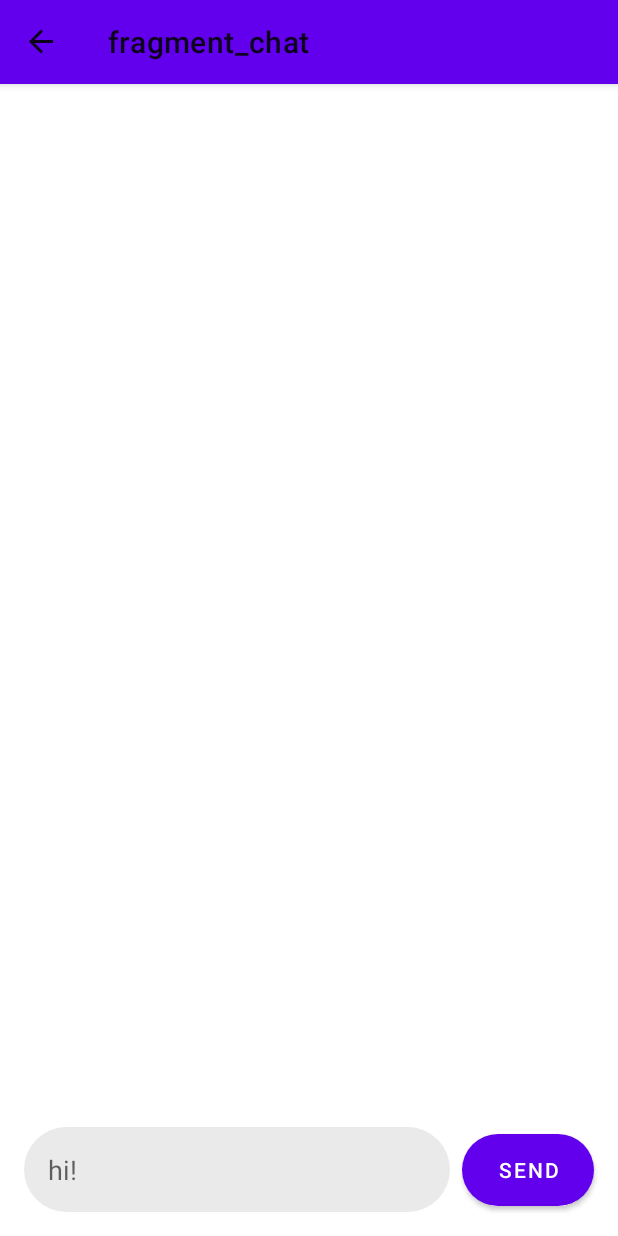
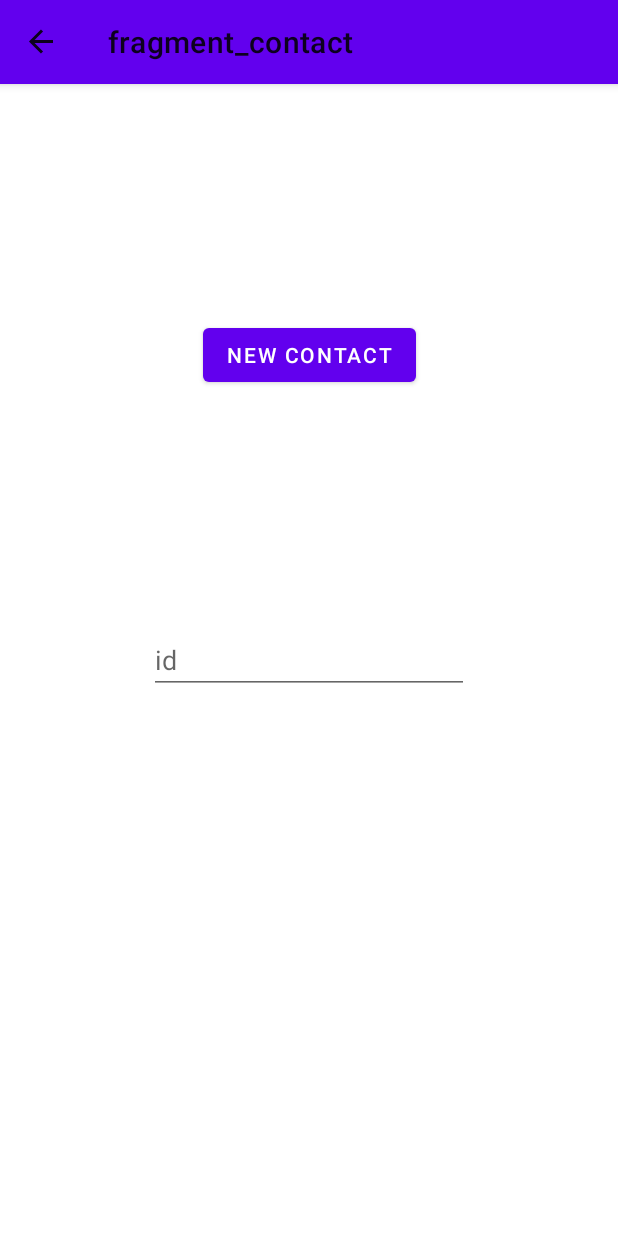
Before and after one commit to Murat-Arslan-46/Chat-Arneca, an Android app: the screen it shows after launch once a user with an empty profile is signed in (MainActivity), after a tap on "NEW CHAT", on a phone screen of 412 x 824 dp. Run offline under Robolectric (Android 15) with nearby library versions, the phone set to English and light mode, and no system bars; our stand-ins replace Firebase (no records; nobody signed in at launch, a user with empty details on screens opened directly), Room's generated code, navigation-ui; libraries missing offline, so code that uses them is left out: java.security.acl; Roboto replaces fonts that are not available here.

Commit message:
data transfer optimize, contract fragment and chatDB create

```diff
--- a/app/src/main/java/com/marslan/chatarneca/LoginActivity.kt
+++ b/app/src/main/java/com/marslan/chatarneca/LoginActivity.kt
@@ -7,9 +7,11 @@ import android.os.Handler
 import android.os.Looper
 import android.util.Log
 import android.view.View
+import androidx.lifecycle.Observer
 import androidx.lifecycle.ViewModelProvider
 import com.google.firebase.auth.FirebaseAuth
 import com.marslan.chatarneca.data.SharedViewModel
+import com.marslan.chatarneca.data.chatdb.EntityChat
 import com.marslan.chatarneca.databinding.ActivityLoginBinding
 
 class LoginActivity : AppCompatActivity() {
--- a/app/src/main/java/com/marslan/chatarneca/MainActivity.kt
+++ b/app/src/main/java/com/marslan/chatarneca/MainActivity.kt
@@ -23,5 +23,4 @@ class MainActivity : AppCompatActivity() {
         setupActionBarWithNavController(navController, appBarConfiguration)
 
     }
-
 }
--- a/app/src/main/java/com/marslan/chatarneca/data/Chat.kt
+++ /dev/null
@@ -1,10 +0,0 @@
-package com.marslan.chatarneca.data
-
-import com.marslan.chatarneca.data.messagedb.EntityMessage
-
-data class Chat(
-    val id: String = "-1",
-    val userList: ArrayList<String> = arrayListOf(),
-    val messageList: ArrayList<EntityMessage> = arrayListOf(),
-    var name: String = ""
-)
--- /dev/null
+++ b/app/src/main/java/com/marslan/chatarneca/data/SharedDao.kt
@@ -0,0 +1,28 @@
+package com.marslan.chatarneca.data
+
+import androidx.lifecycle.LiveData
+import androidx.room.*
+import com.marslan.chatarneca.data.chatdb.EntityChat
+import com.marslan.chatarneca.data.messagedb.EntityMessage
+
+@Dao
+interface SharedDao {
+
+    @Insert(entity =EntityMessage::class,onConflict = OnConflictStrategy.IGNORE)
+    suspend fun newMessage(entityMessage : EntityMessage)
+
+    @Delete
+    fun DeleteMessage(entityMessage: EntityMessage)
+
+    @Query("select * from messageDB where chatID in (:mid)")
+    fun getChatMessage(mid: Int) : LiveData<List<EntityMessage>>
+
+    @Query("select * from chatDB")
+    fun getChat() : LiveData<List<EntityChat>>
+
+    @Insert(entity = EntityChat::class,onConflict = OnConflictStrategy.IGNORE)
+    suspend fun newChat(entityChat: EntityChat)
+
+    @Query("update chatDB set lastMessage = :msg , lastDate = :date where chatID in (:id)")
+    fun updateChat(msg : String, date: String, id: Int)
+}
--- a/app/src/main/java/com/marslan/chatarneca/data/messagedb/MessageDatabase.kt
+++ b/app/src/main/java/com/marslan/chatarneca/data/SharedDatabase.kt
@@ -1,20 +1,22 @@
-package com.marslan.chatarneca.data.messagedb
+package com.marslan.chatarneca.data
 
 import android.content.Context
 import androidx.room.Database
 import androidx.room.Room
 import androidx.room.RoomDatabase
+import com.marslan.chatarneca.data.chatdb.EntityChat
+import com.marslan.chatarneca.data.messagedb.EntityMessage
 
-@Database(entities = [EntityMessage::class], version = 1)
-abstract class MessageDatabase : RoomDatabase() {
+@Database(entities = [EntityMessage::class, EntityChat::class], version = 1)
+abstract class SharedDatabase : RoomDatabase() {
 
-    abstract fun messageDao(): MessageDao
+    abstract fun messageDao(): SharedDao
 
     companion object {
         @Volatile
-        private var INSTANCE: MessageDatabase? = null
+        private var INSTANCE: SharedDatabase? = null
 
-        fun getDatabase(context: Context): MessageDatabase {
+        fun getDatabase(context: Context): SharedDatabase {
             val temp = INSTANCE
             if(temp != null){
                 return temp
@@ -22,8 +24,8 @@ abstract class MessageDatabase : RoomDatabase() {
             synchronized(this){
                 val instance = Room.databaseBuilder(
                     context.applicationContext,
-                    MessageDatabase::class.java,
-                    "chat_arneca_db"
+                    SharedDatabase::class.java,
+                    "arneca_chat_db"
                 ).build()
                 INSTANCE = instance
                 return instance
--- a/app/src/main/java/com/marslan/chatarneca/data/SharedViewModel.kt
+++ b/app/src/main/java/com/marslan/chatarneca/data/SharedViewModel.kt
@@ -9,33 +9,38 @@ import com.google.firebase.auth.ktx.auth
 import com.google.firebase.database.FirebaseDatabase
 import com.google.firebase.database.ktx.database
 import com.google.firebase.ktx.Firebase
+import com.marslan.chatarneca.data.chatdb.EntityChat
 import com.marslan.chatarneca.data.messagedb.EntityMessage
-import com.marslan.chatarneca.data.messagedb.MessageDatabase
-import com.marslan.chatarneca.data.messagedb.MessageRepository
 import kotlinx.coroutines.Dispatchers
 import kotlinx.coroutines.launch
 
 class SharedViewModel(application: Application): AndroidViewModel(application) {
-    private val readAllData: LiveData<List<EntityMessage>>
-    private val repository : MessageRepository
+    private val readAllChat: LiveData<List<EntityChat>>
+    private val repository : SharedRepository
     private val auth : FirebaseAuth
     private val db : FirebaseDatabase
-    private var chatID : String
+    private var chat : EntityChat
+
     init {
-        val messageDao = MessageDatabase.getDatabase(application).messageDao()
-        repository = MessageRepository(messageDao)
-        readAllData = repository.readAllData
+        val messageDao = SharedDatabase.getDatabase(application).messageDao()
+        repository = SharedRepository(messageDao)
+        readAllChat = repository.readAllChat
         auth = Firebase.auth
         db = Firebase.database
-        chatID = "-1"
+        chat = EntityChat()
     }
     fun getAuth() = auth
+
     fun getDB() = db
-    fun getChat() = chatID
-    fun setChat(id : String){ chatID = id }
-    fun newMessage(entityMessage: EntityMessage){
+
+    fun getChat() = chat
+    fun setChat(newChat : EntityChat){ chat = newChat }
+
+    fun getMessage(id: Int) = repository.getChatMessage(id)
+    fun newMessage(entityMessage: EntityMessage,toID: String){
         viewModelScope.launch(Dispatchers.IO) {
-            repository.newMessage(entityMessage)
+            repository.newMessage(entityMessage,toID)
         }
     }
+    fun getChatList() = readAllChat
 }
--- /dev/null
+++ b/app/src/main/java/com/marslan/chatarneca/data/chatdb/EntityChat.kt
@@ -0,0 +1,14 @@
+package com.marslan.chatarneca.data.chatdb
+
+import androidx.room.Entity
+import androidx.room.PrimaryKey
+
+@Entity(tableName = "chatDB")
+data class EntityChat(
+    @PrimaryKey(autoGenerate = true)
+    val chatID: Int = -1,
+    val chatName: String = "chat",
+    val toID: String = "null",
+    val lastMessage: String = "hi!",
+    val lastDate: String = "00:00"
+)
--- a/app/src/main/java/com/marslan/chatarneca/data/messagedb/EntityMessage.kt
+++ b/app/src/main/java/com/marslan/chatarneca/data/messagedb/EntityMessage.kt
@@ -12,4 +12,5 @@ data class EntityMessage(
     val date: String = "00/00/00 00:00",
     val fromID: String = "0",
     val chatID: Int = 1,
+    val isRead: Boolean = false
 )
--- a/app/src/main/java/com/marslan/chatarneca/data/messagedb/MessageDao.kt
+++ /dev/null
@@ -1,18 +0,0 @@
-package com.marslan.chatarneca.data.messagedb
-
-import androidx.lifecycle.LiveData
-import androidx.room.*
-
-@Dao
-interface MessageDao {
-
-    @Insert(onConflict = OnConflictStrategy.IGNORE)
-    suspend fun newMessage(entityMessage : EntityMessage)
-
-    @Delete
-    fun DeleteMessage(entityMessage: EntityMessage)
-
-    @Query("select * from messageDB")
-    fun readAllData() : LiveData<List<EntityMessage>>
-
-}
--- a/app/src/main/java/com/marslan/chatarneca/data/messagedb/MessageRepository.kt
+++ /dev/null
@@ -1,11 +0,0 @@
-package com.marslan.chatarneca.data.messagedb
-
-import androidx.lifecycle.LiveData
-
-class MessageRepository(private val messageDao: MessageDao) {
-    val readAllData : LiveData<List<EntityMessage>> = messageDao.readAllData()
-
-    suspend fun newMessage(entityMessage: EntityMessage){
-        messageDao.newMessage(entityMessage)
-    }
-}
--- /dev/null
+++ b/app/src/main/java/com/marslan/chatarneca/fragments/contact/ContactFragment.kt
@@ -0,0 +1,40 @@
+package com.marslan.chatarneca.fragments.contact
+
+import android.os.Bundle
+import android.view.LayoutInflater
+import android.view.View
+import android.view.ViewGroup
+import androidx.fragment.app.Fragment
+import androidx.lifecycle.ViewModelProvider
+import androidx.navigation.fragment.findNavController
+import com.marslan.chatarneca.R
+import com.marslan.chatarneca.data.SharedViewModel
+import com.marslan.chatarneca.data.chatdb.EntityChat
+import com.marslan.chatarneca.databinding.FragmentContactBinding
+
+class ContactFragment : Fragment() {
+
+    private lateinit var binding: FragmentContactBinding
+    private lateinit var viewModel: SharedViewModel
+
+    override fun onCreateView(
+        inflater: LayoutInflater,
+        container: ViewGroup?,
+        savedInstanceState: Bundle?
+    ): View {
+        super.onCreateView(inflater, container, savedInstanceState)
+        binding = FragmentContactBinding.inflate(inflater, container, false)
+        viewModel = ViewModelProvider(requireActivity()).get(SharedViewModel::class.java)
+        binding.newContact.setOnClickListener {
+            if(binding.newId.text.isNotEmpty()) {
+                val randID = (1000..9999).random()
+                val name = "chat"
+                val chat = EntityChat(randID,name,binding.newId.text.toString())
+                viewModel.setChat(chat)
+                findNavController().navigate(R.id.action_contactFragment_to_chatFragment)
+            }
+        }
+
+        return binding.root
+    }
+}
--- a/app/src/main/java/com/marslan/chatarneca/fragments/main/MainAdapter.kt
+++ b/app/src/main/java/com/marslan/chatarneca/fragments/main/MainAdapter.kt
@@ -2,15 +2,19 @@ package com.marslan.chatarneca.fragments.main
 
 import android.view.LayoutInflater
 import android.view.ViewGroup
+import androidx.lifecycle.ViewModelProvider
 import androidx.recyclerview.widget.DiffUtil
 import androidx.recyclerview.widget.ListAdapter
 import androidx.recyclerview.widget.RecyclerView
-import com.marslan.chatarneca.data.Chat
+import com.marslan.chatarneca.data.SharedRepository
+import com.marslan.chatarneca.data.SharedViewModel
+import com.marslan.chatarneca.data.chatdb.EntityChat
 import com.marslan.chatarneca.data.messagedb.EntityMessage
 import com.marslan.chatarneca.databinding.ItemChatListBinding
+import java.security.acl.Owner
 
-class MainAdapter(private val clickListener: (String) -> Unit ) :
-    ListAdapter<Chat, RecyclerView.ViewHolder>(ItemCallBack()) {
+class MainAdapter(private val clickListener: (EntityChat) -> Unit ) :
+    ListAdapter<EntityChat, RecyclerView.ViewHolder>(ItemCallBack()) {
     override fun onCreateViewHolder(parent: ViewGroup, viewType: Int): RecyclerView.ViewHolder {
         val inflate = LayoutInflater.from(parent.context)
         val binding = ItemChatListBinding.inflate(inflate, parent, false)
@@ -18,28 +22,22 @@ class MainAdapter(private val clickListener: (String) -> Unit ) :
     }
 
     override fun onBindViewHolder(holder: RecyclerView.ViewHolder, position: Int) {
-        (holder as ChatViewHolder).bind(position, clickListener)
+        (holder as ChatViewHolder).bind(currentList[position], clickListener)
     }
 
     inner class ChatViewHolder(private val binding: ItemChatListBinding) :
         RecyclerView.ViewHolder(binding.root) {
-        fun bind(position: Int, clickListener: (String) -> Unit) {
-            val chat = currentList[position]
-            var msg : EntityMessage
-            msg = if(chat.messageList.isNotEmpty())
-                    chat.messageList[chat.messageList.size-1]
-                else
-                    EntityMessage(1,"","","0",chat.id.toInt())
-            binding.chatText.text = msg.text
-            binding.chatDate.text = msg.date
-            binding.chatName.text = chat.name
-            binding.root.setOnClickListener { clickListener(position.toString()) }
+        fun bind(chat: EntityChat, clickListener: (EntityChat) -> Unit) {
+            binding.chatDate.text = chat.lastDate
+            binding.chatText.text = chat.lastMessage
+            binding.chatName.text = chat.chatName
+            binding.root.setOnClickListener { clickListener(chat) }
         }
     }
-    private class ItemCallBack: DiffUtil.ItemCallback<Chat>() {
-        override fun areItemsTheSame(oldItem: Chat, newItem: Chat) =
-            oldItem.messageList == newItem.messageList
-        override fun areContentsTheSame(oldItem: Chat, newItem: Chat) =
+    private class ItemCallBack: DiffUtil.ItemCallback<EntityChat>() {
+        override fun areItemsTheSame(oldItem: EntityChat, newItem: EntityChat) =
+            oldItem.chatID == newItem.chatID
+        override fun areContentsTheSame(oldItem: EntityChat, newItem: EntityChat) =
             oldItem == newItem
 
     }
--- a/app/src/main/java/com/marslan/chatarneca/fragments/main/MainFragment.kt
+++ b/app/src/main/java/com/marslan/chatarneca/fragments/main/MainFragment.kt
@@ -1,103 +1,91 @@
 package com.marslan.chatarneca.fragments.main
 
 import android.annotation.SuppressLint
+import android.content.Intent
 import android.os.Bundle
+import android.util.Log
 import androidx.fragment.app.Fragment
 import android.view.LayoutInflater
 import android.view.View
 import android.view.ViewGroup
 import androidx.lifecycle.ViewModelProvider
 import androidx.navigation.fragment.findNavController
+import com.google.firebase.database.ChildEventListener
 import com.google.firebase.database.DataSnapshot
 import com.google.firebase.database.DatabaseError
 import com.google.firebase.database.ValueEventListener
 import com.google.firebase.database.ktx.getValue
-import com.google.firebase.database.FirebaseDatabase
+import com.marslan.chatarneca.LoginActivity
 import com.marslan.chatarneca.R
-import com.marslan.chatarneca.data.Chat
 import com.marslan.chatarneca.data.SharedViewModel
+import com.marslan.chatarneca.data.chatdb.EntityChat
 import com.marslan.chatarneca.data.messagedb.EntityMessage
 import com.marslan.chatarneca.databinding.FragmentMainBinding
-import java.text.SimpleDateFormat
-import java.util.*
-import kotlin.collections.ArrayList
 
 class MainFragment : Fragment() {
 
     private lateinit var adapter: MainAdapter
     private lateinit var binding: FragmentMainBinding
     private lateinit var viewModel: SharedViewModel
-    private lateinit var myRefPath: String
 
+    @SuppressLint("NotifyDataSetChanged")
     override fun onCreateView(
         inflater: LayoutInflater, container: ViewGroup?,
         savedInstanceState: Bundle?
     ): View {
         binding = FragmentMainBinding.inflate(inflater, container, false)
+        adapter = MainAdapter (this::openChat)
+        viewModel = ViewModelProvider(requireActivity()).get(SharedViewModel::class.java)
+        val auth = viewModel.getAuth()
+        viewModel.getDB().getReference(auth.currentUser!!.uid)
+            .addChildEventListener(object: ChildEventListener {
+                override fun onChildAdded(snapshot: DataSnapshot, previousChildName: String?) {
+                    if(snapshot.value != null) {
+                        val message = snapshot.getValue<EntityMessage>()
+                        if (message != null) {
+                            viewModel.newMessage(message,message.fromID)
+                        }
+                    }
+                    viewModel.getDB()
+                        .getReference(auth.currentUser!!.uid)
+                        .child(previousChildName.toString()).removeValue()
+                }
+
+                override fun onChildChanged(snapshot: DataSnapshot, previousChildName: String?) {
+                    Log.d("change data",";)")
+                }
+
+                override fun onCancelled(error: DatabaseError) {
+                    Log.d("cancel firebase",";)")
+                }
+
+                override fun onChildMoved(snapshot: DataSnapshot, previousChildName: String?) {
+                    Log.d("moved child",";)")
+                }
+
+                override fun onChildRemoved(snapshot: DataSnapshot) {
+                    Log.d("empty firebase",";)")
+                }
+            })
+        viewModel.getChatList().observe(requireActivity(), {
+            adapter.submitList(it)
+            adapter.notifyDataSetChanged()
+        })
+        binding.newChat.setOnClickListener {
+            findNavController().navigate(R.id.action_mainFragment_to_contactFragment)
+        }
+        binding.mainSignOut.setOnClickListener {
+            auth.signOut()
+            val activity = Intent(context,LoginActivity::class.java)
+            requireActivity().startActivity(activity)
+            requireActivity().finish()
+        }
+        binding.mainChatList.adapter = adapter
         return (binding.root)
     }
 
-    override fun onActivityCreated(savedInstanceState: Bundle?) {
-        super.onActivityCreated(savedInstanceState)
-        adapter = MainAdapter (this::openChat)
-        viewModel = ViewModelProvider(requireActivity()).get(SharedViewModel::class.java)
-        val auth = viewModel.getAuth()
-        val db = viewModel.getDB()
-        myRefPath = auth.currentUser!!.uid
-        val myRef = db.getReference(myRefPath)
-        myRef.addValueEventListener(object : ValueEventListener{
-            override fun onDataChange(snapshot: DataSnapshot) {
-                val value = snapshot.getValue<ArrayList<Chat>>()
-                if (value != null)
-                    refresh(value)
-                else
-                    refresh(arrayListOf<Chat>())
-            }
-
-            override fun onCancelled(error: DatabaseError) {
-                TODO("Not yet implemented")
-            }
-        })
-        binding.newChat.setOnClickListener {
-            var toID = "RlFxGSF10khblvd7stfZaRvMazJ2"
-            if(myRefPath == "RlFxGSF10khblvd7stfZaRvMazJ2")
-                toID = "Hf0LR9vztGWKjhjX4vWxxAr93E53"
-            createChat(db,arrayListOf(toID,myRefPath))
-        }
-        binding.mainChatList.adapter = adapter
-    }
-
-    @SuppressLint("SimpleDateFormat")
-    private fun createChat(db : FirebaseDatabase, toID : ArrayList<String>){
-        val sdf = SimpleDateFormat("dd/MM/yy HH:mm")
-        val date = sdf.format(Date())
-        val randID = Random().nextInt().toString()
-        val message = EntityMessage(1,"hi!",date,"0",randID.toInt())
-        val chat = Chat(randID,toID, arrayListOf(message))
-        for(id in toID){
-            var chatList = arrayListOf<Chat>()
-            val ref = db.getReference(id)
-            ref.get().addOnSuccessListener {
-                if(it.value != null)
-                    chatList = it.value as ArrayList<Chat>
-                chatList.add(chat)
-                ref.setValue(chatList)
-            }
-        }
-        viewModel.setChat(adapter.itemCount.toString())
-        findNavController().navigate(R.id.action_mainFragment_to_chatFragment)
-
-
-    }
-
-    @SuppressLint("NotifyDataSetChanged")
-    private fun refresh(chatlist: ArrayList<Chat>){
-        adapter.submitList(chatlist)
-        adapter.notifyDataSetChanged()
-    }
-
-    private fun openChat(chatID: String){
-        viewModel.setChat(chatID)
+    private fun openChat(chat: EntityChat){
+        viewModel.setChat(chat)
         findNavController().navigate(R.id.action_mainFragment_to_chatFragment)
     }
 }
--- /dev/null
+++ b/app/src/main/res/layout/fragment_contact.xml
@@ -0,0 +1,30 @@
+<?xml version="1.0" encoding="utf-8"?>
+<androidx.constraintlayout.widget.ConstraintLayout xmlns:android="http://schemas.android.com/apk/res/android"
+    xmlns:app="http://schemas.android.com/apk/res-auto"
+    android:layout_width="match_parent"
+    android:layout_height="match_parent"
+    xmlns:tools="http://schemas.android.com/tools"
+    tools:context=".fragments.contact.ContactFragment">
+
+    <Button
+        android:id="@+id/new_contact"
+        android:layout_width="wrap_content"
+        android:layout_height="wrap_content"
+        android:text="new Contact"
+        app:layout_constraintBottom_toTopOf="@+id/new_id"
+        app:layout_constraintEnd_toEndOf="parent"
+        app:layout_constraintStart_toStartOf="parent"
+        app:layout_constraintTop_toTopOf="parent" />
+
+    <EditText
+        android:id="@+id/new_id"
+        android:layout_width="wrap_content"
+        android:layout_height="wrap_content"
+        android:ems="10"
+        android:hint="id"
+        android:inputType="textPersonName"
+        app:layout_constraintBottom_toBottomOf="parent"
+        app:layout_constraintEnd_toEndOf="parent"
+        app:layout_constraintStart_toStartOf="parent"
+        app:layout_constraintTop_toTopOf="parent" />
+</androidx.constraintlayout.widget.ConstraintLayout>
--- a/app/src/main/res/navigation/my_nav.xml
+++ b/app/src/main/res/navigation/my_nav.xml
@@ -13,6 +13,9 @@
         <action
             android:id="@+id/action_mainFragment_to_chatFragment"
             app:destination="@id/chatFragment" />
+        <action
+            android:id="@+id/action_mainFragment_to_contactFragment"
+            app:destination="@id/contactFragment" />
     </fragment>
     <fragment
         android:id="@+id/chatFragment"
@@ -23,4 +26,13 @@
             android:id="@+id/action_chatFragment_to_mainFragment"
             app:destination="@id/mainFragment" />
     </fragment>
+    <fragment
+        android:id="@+id/contactFragment"
+        android:name="com.marslan.chatarneca.fragments.contact.ContactFragment"
+        android:label="fragment_contact"
+        tools:layout="@layout/fragment_contact" >
+        <action
+            android:id="@+id/action_contactFragment_to_chatFragment"
+            app:destination="@id/chatFragment" />
+    </fragment>
 </navigation>
```
Also changed, not shown: app/src/main/java/com/marslan/chatarneca/data/SharedRepository.kt (added, +27 -0 lines), app/src/main/java/com/marslan/chatarneca/fragments/chat/ChatFragment.kt (+23 -38 lines).
